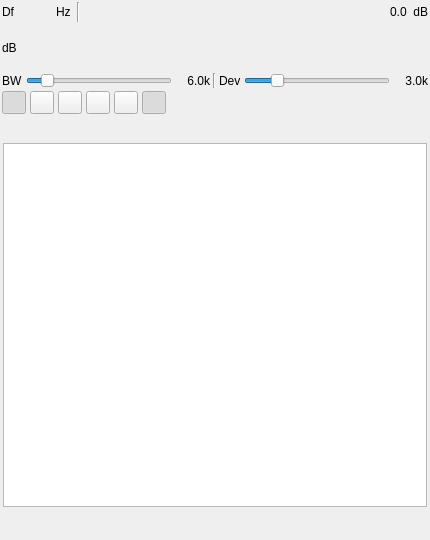
Before: the Qt Designer form plugins/channelrx/demodsstv/sstvdemodgui.ui in srcejon/sdrangel, drawn with Qt 5.
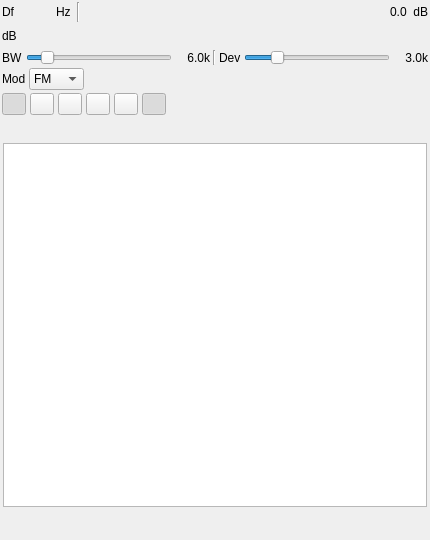
After: the same form once the commit is applied. Icons and pictures are not drawn. Custom widgets are drawn as their Qt base class.

```diff
--- a/plugins/channelrx/demodsstv/sstvdemodgui.ui
+++ b/plugins/channelrx/demodsstv/sstvdemodgui.ui
@@ -303,6 +303,52 @@
       </item>
      </layout>
     </item>
+    <item>
+     <layout class="QHBoxLayout" name="modLayout">
+      <item>
+       <widget class="QLabel" name="modulationLabel">
+        <property name="text">
+         <string>Mod</string>
+        </property>
+       </widget>
+      </item>
+      <item>
+       <widget class="QComboBox" name="modulation">
+        <property name="toolTip">
+         <string>Demodulation mode: FM, USB (upper sideband SSB), or LSB (lower sideband SSB)</string>
+        </property>
+        <item>
+         <property name="text">
+          <string>FM</string>
+         </property>
+        </item>
+        <item>
+         <property name="text">
+          <string>USB</string>
+         </property>
+        </item>
+        <item>
+         <property name="text">
+          <string>LSB</string>
+         </property>
+        </item>
+       </widget>
+      </item>
+      <item>
+       <spacer name="horizontalSpacerMod">
+        <property name="orientation">
+         <enum>Qt::Orientation::Horizontal</enum>
+        </property>
+        <property name="sizeHint" stdset="0">
+         <size>
+          <width>40</width>
+          <height>20</height>
+         </size>
+        </property>
+       </spacer>
+      </item>
+     </layout>
+    </item>
     <item>
      <layout class="QHBoxLayout" name="buttonLayout">
       <property name="spacing">
```
Left out of the diff: 1 changed line with no effect on the pictures.
